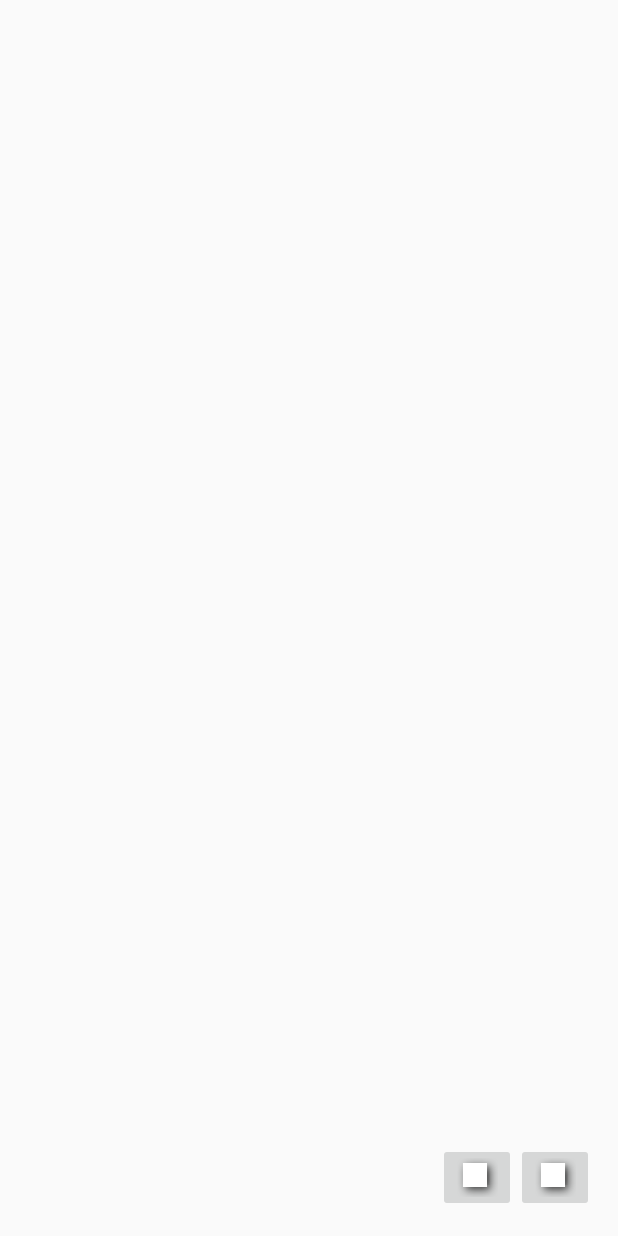
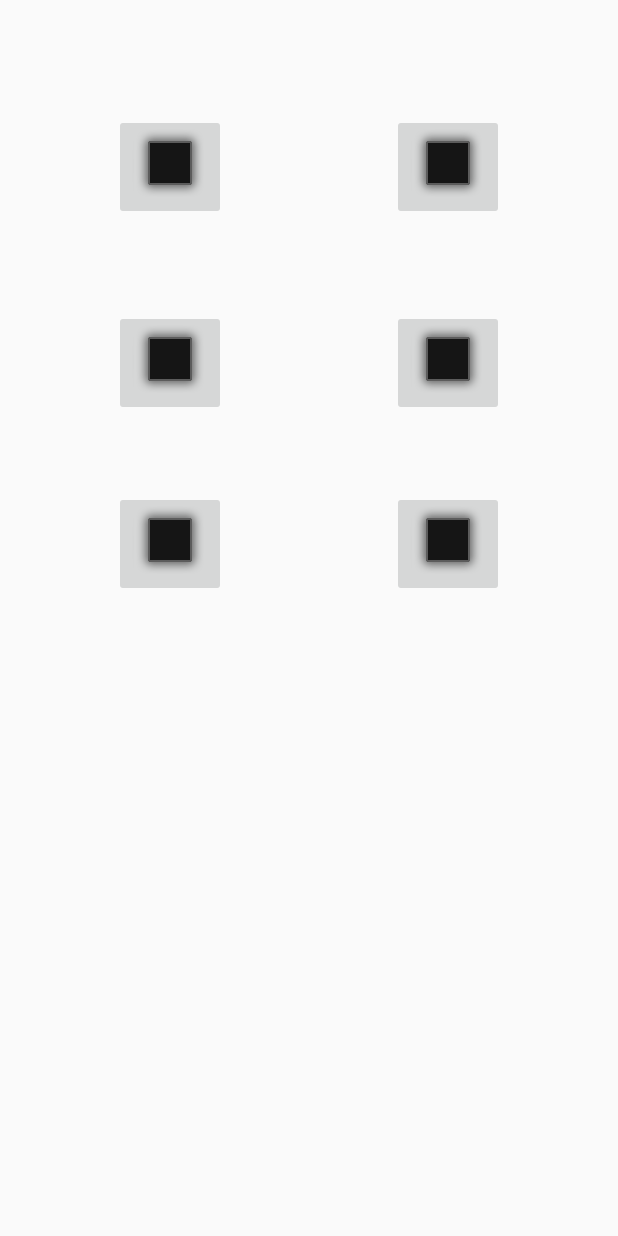
Before and after one commit to cszsombi/android2, an Android app: the layout activity_bajnoksag.xml on its own in the app's theme, with its tools: preview values and no code run, on a phone screen of 412 x 824 dp. Run offline under Robolectric (Android 15) with nearby library versions, the phone set to English and light mode, and no system bars.

Commit message:
Hátha feltölti

```diff
--- /dev/null
+++ b/app/src/main/java/com/example/cszsombi/android_2016_09_22/MainInterface.java
@@ -0,0 +1,8 @@
+package com.example.cszsombi.android_2016_09_22;
+
+/**
+ * Created by cszsombi on 2016.10.13..
+ */
+
+public interface MainInterface {
+}
--- a/app/src/main/res/layout/activity_bajnoksag.xml
+++ b/app/src/main/res/layout/activity_bajnoksag.xml
@@ -1,5 +1,5 @@
 <?xml version="1.0" encoding="utf-8"?>
-<GridLayout xmlns:android="http://schemas.android.com/apk/res/android"
+<RelativeLayout xmlns:android="http://schemas.android.com/apk/res/android"
     xmlns:app="http://schemas.android.com/apk/res-auto"
     xmlns:tools="http://schemas.android.com/tools"
     android:layout_width="match_parent"
@@ -11,18 +11,65 @@
     tools:context="com.example.cszsombi.android_2016_09_22.Bajnoksag"
     android:id="@+id/flag_1">
 
-    <ImageButton
-        android:layout_width="wrap_content"
-        android:layout_height="wrap_content"
-        app:srcCompat="@android:drawable/picture_frame"
-        android:id="@+id/imageButton"
-        android:layout_row="3"
-        android:layout_column="9" />
 
     <ImageButton
         android:layout_width="wrap_content"
         android:layout_height="wrap_content"
-        app:srcCompat="@android:drawable/picture_frame"
+        app:srcCompat="@android:drawable/alert_dark_frame"
+        android:layout_alignParentTop="true"
+        android:layout_alignParentLeft="true"
+        android:layout_alignParentStart="true"
+        android:layout_marginLeft="60dp"
+        android:layout_marginStart="60dp"
+        android:layout_marginTop="60dp"
+        android:id="@+id/imageButton" />
+
+    <ImageButton
+        android:layout_width="wrap_content"
+        android:layout_height="wrap_content"
+        app:srcCompat="@android:drawable/alert_dark_frame"
+        android:layout_alignParentRight="true"
+        android:layout_alignParentEnd="true"
+        android:layout_marginRight="60dp"
+        android:layout_marginEnd="60dp"
+        android:layout_marginTop="60dp"
+        android:id="@+id/imageButton2" />
+
+    <ImageButton
+        android:layout_width="wrap_content"
+        android:layout_height="wrap_content"
+        app:srcCompat="@android:drawable/alert_dark_frame"
+        android:layout_below="@+id/imageButton"
+        android:layout_marginLeft="60dp"
+        android:layout_marginTop="60dp"
         android:id="@+id/imageButton3" />
 
-</GridLayout>
+    <ImageButton
+        android:layout_width="wrap_content"
+        android:layout_height="wrap_content"
+        android:layout_alignParentRight="true"
+        app:srcCompat="@android:drawable/alert_dark_frame"
+        android:layout_below="@+id/imageButton2"
+        android:layout_marginTop="60dp"
+        android:layout_marginRight="60dp"
+        android:id="@+id/imageButton4" />
+
+    <ImageButton
+        android:layout_width="wrap_content"
+        android:layout_height="wrap_content"
+        app:srcCompat="@android:drawable/alert_dark_frame"
+        android:layout_below="@+id/imageButton3"
+        android:layout_alignLeft="@+id/imageButton3"
+        android:layout_alignStart="@+id/imageButton3"
+        android:layout_marginTop="50dp"
+        android:id="@+id/imageButton5" />
+
+    <ImageButton
+        android:layout_width="wrap_content"
+        android:layout_height="wrap_content"
+        app:srcCompat="@android:drawable/alert_dark_frame"
+        android:layout_alignTop="@+id/imageButton5"
+        android:layout_alignRight="@+id/imageButton4"
+        android:layout_alignEnd="@+id/imageButton4"
+        android:id="@+id/imageButton6" />
+</RelativeLayout>
```
